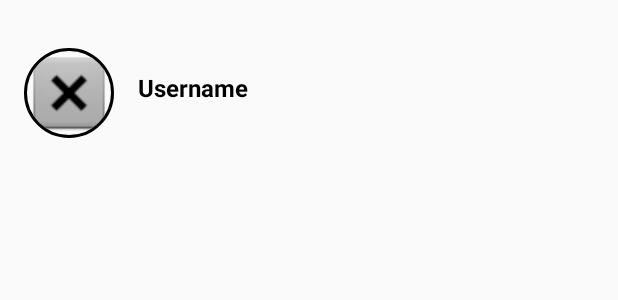
After one commit to HimanshuMittal01/ProFlow, an Android app: the layout user_row_new_message.xml on its own in the app's theme, with its tools: preview values and no code run, on a phone screen of 412 x 824 dp. The commit adds this screen. Shown: the top 300 px of the screen. Run offline under Robolectric (Android 15) with nearby library versions, the phone set to English and light mode, and no system bars.

Commit message:
Made list of contacts to show in new message

```diff
--- a/app/build.gradle
+++ b/app/build.gradle
@@ -37,4 +37,10 @@ dependencies {
     androidTestImplementation 'com.android.support.test.espresso:espresso-core:3.0.2'
 
     implementation 'de.hdodenhof:circleimageview:3.0.0'
+    implementation 'com.android.support:recyclerview-v7:28.0.0'
+
+    implementation 'com.xwray:groupie:2.1.0'
+    implementation 'com.xwray:groupie-kotlin-android-extensions:2.1.0'
+
+    implementation 'com.squareup.picasso:picasso:2.71828'
 }
--- a/app/src/main/java/com/example/proflow/RegisterActivity.kt
+++ b/app/src/main/java/com/example/proflow/RegisterActivity.kt
@@ -133,5 +133,5 @@ class RegisterActivity : AppCompatActivity() {
 }
 
 class User(val uid: String, val username: String, val profileImageUrl: String) {
-
+    constructor() : this("", "", "")
 }
--- /dev/null
+++ b/app/src/main/res/layout/user_row_new_message.xml
@@ -0,0 +1,25 @@
+<?xml version="1.0" encoding="utf-8"?>
+<android.support.constraint.ConstraintLayout xmlns:android="http://schemas.android.com/apk/res/android"
+                                             xmlns:app="http://schemas.android.com/apk/res-auto" xmlns:tools="http://schemas.android.com/tools" android:layout_width="match_parent"
+                                             android:layout_height="wrap_content" android:layout_marginTop="16dp">
+
+    <TextView
+            android:text="Username"
+            android:layout_width="0dp"
+            android:layout_height="wrap_content"
+            android:id="@+id/username_textview_new_message"
+            android:textSize="16sp"
+            android:textStyle="bold"
+            android:textColor="@android:color/black"
+            app:layout_constraintTop_toTopOf="@+id/imageview_new_message" android:layout_marginBottom="8dp"
+            app:layout_constraintBottom_toBottomOf="@+id/imageview_new_message" app:layout_constraintStart_toEndOf="@+id/imageview_new_message"
+            android:layout_marginLeft="16dp" android:layout_marginStart="16dp" app:layout_constraintEnd_toEndOf="parent"
+            android:layout_marginEnd="8dp" android:layout_marginRight="8dp"/>
+    <de.hdodenhof.circleimageview.CircleImageView
+            android:layout_width="60dp"
+            android:layout_height="60dp" app:srcCompat="@android:drawable/btn_dialog"
+            app:civ_border_width="2dp"
+            android:id="@+id/imageview_new_message" android:layout_marginTop="16dp"
+            app:layout_constraintTop_toTopOf="parent" app:layout_constraintStart_toStartOf="parent"
+            android:layout_marginLeft="16dp" android:layout_marginStart="16dp"/>
+</android.support.constraint.ConstraintLayout>
```
Also changed, not shown: app/src/main/java/com/example/proflow/NewMessageActivity.kt (+59 -0 lines), app/src/main/res/layout/activity_new_message.xml (+8 -1 lines).
